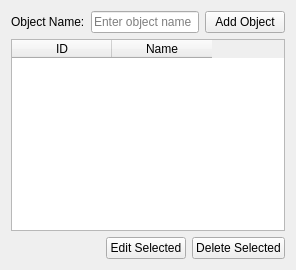
Above: object_tab.ui from prookyon/MonoObsLog before the change. Below: the same form after it.
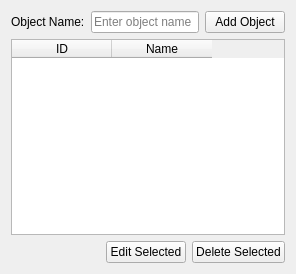
That is the form after the change.

What changed in the file:
```diff
--- a/object_tab.ui
+++ b/object_tab.ui
@@ -2,9 +2,14 @@
 <ui version="4.0">
  <class>ObjectTab</class>
  <widget class="QWidget" name="ObjectTab">
-  <attribute name="title">
-   <string>Objects</string>
-  </attribute>
+  <property name="geometry">
+   <rect>
+    <x>0</x>
+    <y>0</y>
+    <width>296</width>
+    <height>274</height>
+   </rect>
+  </property>
   <layout class="QVBoxLayout" name="verticalLayout_2">
    <item>
     <layout class="QHBoxLayout" name="horizontalLayout">
@@ -45,6 +50,15 @@
      <property name="alternatingRowColors">
        <bool>true</bool>
      </property>
+     <property name="selectionMode">
+      <enum>QAbstractItemView::SelectionMode::SingleSelection</enum>
+     </property>
+     <property name="selectionBehavior">
+      <enum>QAbstractItemView::SelectionBehavior::SelectRows</enum>
+     </property>
+     <attribute name="verticalHeaderVisible">
+      <bool>false</bool>
+     </attribute>
      <column>
       <property name="text">
        <string>ID</string>
```
Left out of the diff: 12 changed lines with no effect on the pictures.
